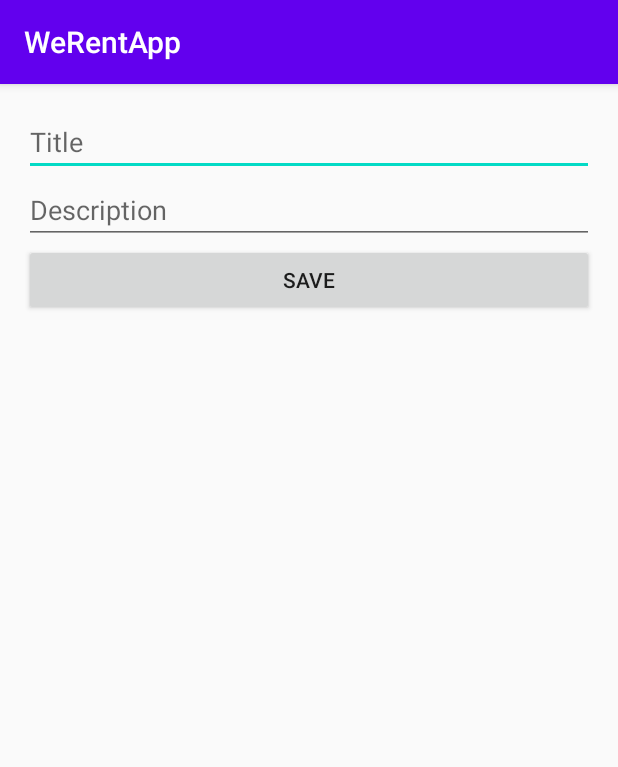
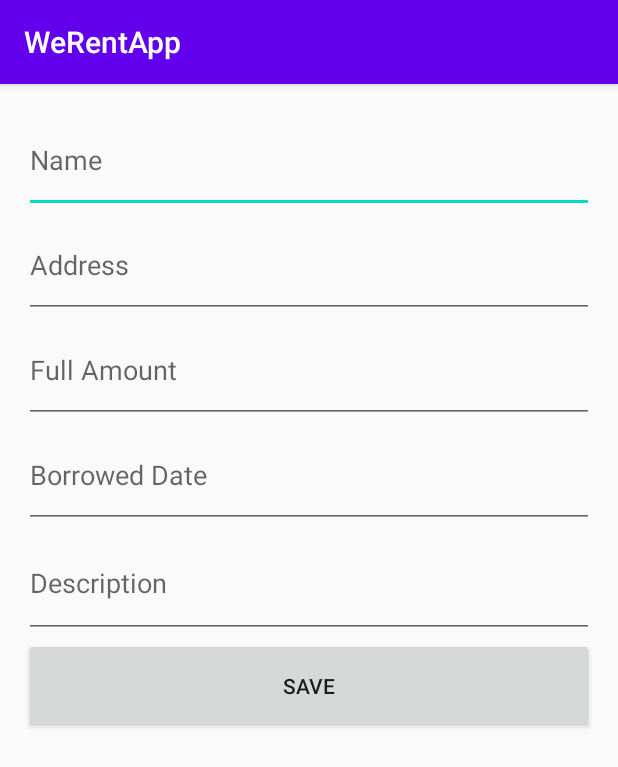
Before and after one commit to nilanmeegoda99/Android-Firebase-CRUD-WeRentApp-MAD, an Android app: the screen it shows after launch (MainActivity), after a tap on "SAVE", on a phone screen of 412 x 824 dp. Shown: the top 767 px of the screen. Run offline under Robolectric (Android 15) with nearby library versions, the phone set to English and light mode, and no system bars; our stand-ins replace Firebase (no records; nobody signed in at launch, a user with empty details on screens opened directly).

Commit message:
pushing delivery function

```diff
--- a/app/build.gradle
+++ b/app/build.gradle
@@ -31,6 +31,7 @@
     implementation 'com.google.firebase:firebase-analytics:17.5.0'
     implementation 'com.google.firebase:firebase-core:17.5.0'
     implementation 'com.google.firebase:firebase-firestore:21.7.0'
+    implementation 'androidx.recyclerview:recyclerview:1.1.0'
     testImplementation 'junit:junit:4.12'
     androidTestImplementation 'androidx.test.ext:junit:1.1.2'
     androidTestImplementation 'androidx.test.espresso:espresso-core:3.3.0'
--- a/app/src/main/java/com/example/werentapp/MainActivity.java
+++ b/app/src/main/java/com/example/werentapp/MainActivity.java
@@ -21,9 +21,15 @@
     private static final String TAG = "MainActivity";
 
     private static final String KEY_TITLE = "title";
+    private static final String KEY_ADDRESS = "address";
+    private static final String KEY_AMOUNT = "Amount";
+    private static final String KEY_BORROWED_DATE = "BorrowedDate";
     private static final String KEY_DESCRIPTION = "description";
 
     private EditText editTextTitle;
+    private EditText edit_text_Address;
+    private EditText edit_text_Amount;
+    private EditText edit_text_Borrowed_Date;
     private EditText editTextDescription;
 
     private FirebaseFirestore db = FirebaseFirestore.getInstance();
@@ -34,6 +40,9 @@
         setContentView(R.layout.activity_main);
 
         editTextTitle = findViewById(R.id.edit_text_title);
+        edit_text_Address = findViewById(R.id.edit_text_Address);
+        edit_text_Amount = findViewById(R.id.edit_text_Amount);
+        edit_text_Borrowed_Date = findViewById(R.id.edit_text_Borrowed_Date);
         editTextDescription = findViewById(R.id.edit_text_description);
 
     }
@@ -41,10 +50,18 @@
     public void saveNote(View v)
     {
         String title = editTextTitle.getText().toString();
+        String Address = edit_text_Address.getText().toString();
+        String Amount = edit_text_Amount.getText().toString();
+        String BorrowedDate = edit_text_Borrowed_Date.getText().toString();
         String description = editTextDescription.getText().toString();
+
         Map<String, Object> note = new HashMap<>();
         note.put(KEY_TITLE, title);
+        note.put(KEY_ADDRESS, Address);
+        note.put(KEY_AMOUNT, Amount);
+        note.put(KEY_BORROWED_DATE, BorrowedDate);
         note.put(KEY_DESCRIPTION, description);
+
 
         db.collection("Delivery").document("Delivery 01").set(note)
                 .addOnSuccessListener(new OnSuccessListener<Void>()
--- a/app/src/main/res/layout/activity_main.xml
+++ b/app/src/main/res/layout/activity_main.xml
@@ -12,18 +12,41 @@
     <EditText
         android:id="@+id/edit_text_title"
         android:layout_width="match_parent"
-        android:layout_height="wrap_content"
-        android:hint="Title"
+        android:layout_height="70dp"
+        android:hint="Name"
         android:inputType="text" />
+
+    <EditText
+        android:id="@+id/edit_text_Address"
+        android:layout_width="match_parent"
+        android:layout_height="70dp"
+        android:hint="Address"
+        android:inputType="text" />
+
+    <EditText
+        android:id="@+id/edit_text_Amount"
+        android:layout_width="match_parent"
+        android:layout_height="70dp"
+        android:hint="Full Amount"
+        android:inputType="text" />
+
+    <EditText
+        android:id="@+id/edit_text_Borrowed_Date"
+        android:layout_width="match_parent"
+        android:layout_height="70dp"
+        android:hint="Borrowed Date"
+        android:inputType="text" />
+
     <EditText
         android:id="@+id/edit_text_description"
         android:layout_width="match_parent"
-        android:layout_height="wrap_content"
+        android:layout_height="73dp"
         android:hint="Description"
         android:inputType="text" />
+
     <Button
         android:layout_width="match_parent"
-        android:layout_height="wrap_content"
+        android:layout_height="63dp"
         android:onClick="saveNote"
         android:text="Save" />
 
```
